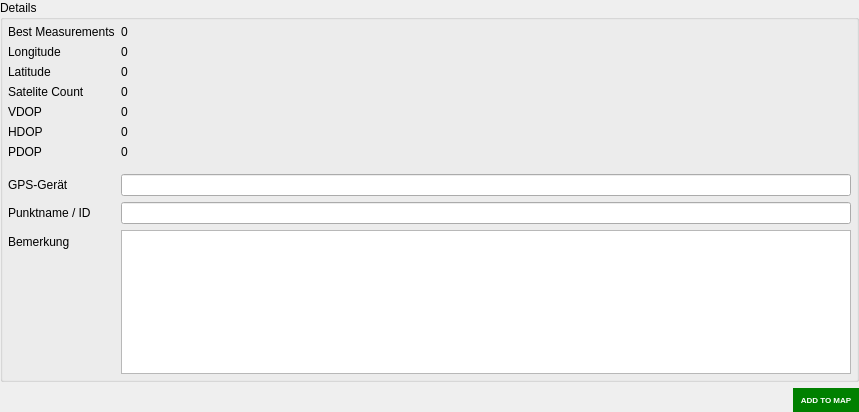
The window that gnavs/gui/measurement/aggregation.ui (b-lack/qgis-gnavs-plugin) describes before a commit, drawn with Qt 5.
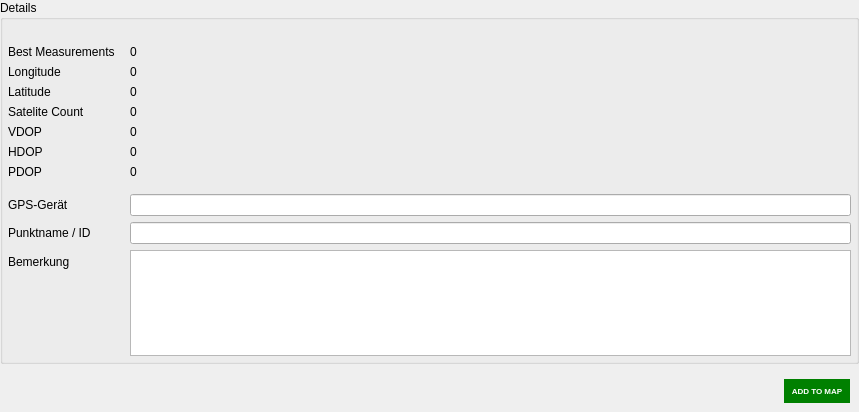
The same window after the commit. Custom widgets are drawn as their Qt base class.

What changed in the file:
```diff
--- a/gnavs/gui/measurement/aggregation.ui
+++ b/gnavs/gui/measurement/aggregation.ui
@@ -46,11 +46,14 @@
       </property>
       <item>
        <layout class="QFormLayout" name="formLayout">
+        <property name="horizontalSpacing">
+         <number>15</number>
+        </property>
         <property name="leftMargin">
          <number>5</number>
         </property>
         <property name="topMargin">
-         <number>5</number>
+         <number>25</number>
         </property>
         <property name="rightMargin">
          <number>5</number>
@@ -199,7 +202,8 @@
     </widget>
    </item>
    <item>
-    <layout class="QHBoxLayout" name="horizontalLayout">
+    <widget class="QWidget" name="lfbAddToMapWidget" native="true">
+     <layout class="QHBoxLayout" name="lfbAddToMapLayout">
      <item>
       <spacer name="horizontalSpacer">
        <property name="orientation">
@@ -249,6 +253,7 @@
       </widget>
      </item>
     </layout>
+    </widget>
    </item>
   </layout>
  </widget>
```
Lines whose indentation alone changed are shown as unchanged.
